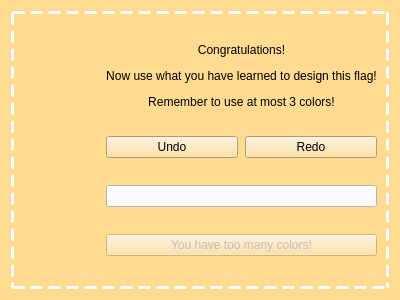
This is flagcoloringpuzzle.ui in zxjorge/EDApp as Qt 5 draws it before an edit. The edited form follows.
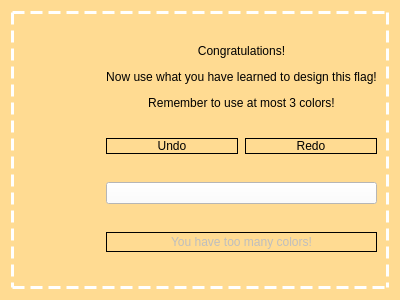
This is the edited form. Custom widgets are drawn as their Qt base class.

What changed in the file:
```diff
--- a/flagcoloringpuzzle.ui
+++ b/flagcoloringpuzzle.ui
@@ -46,6 +46,10 @@
             <verstretch>0</verstretch>
            </sizepolicy>
           </property>
+          <property name="styleSheet">
+           <string notr="true">font: 300 8pt &quot;Bookman Old Style&quot;;
+color: rgb(0, 0, 0);</string>
+          </property>
           <property name="text">
            <string>&lt;html&gt;&lt;head/&gt;&lt;body&gt;&lt;p&gt;Congratulations!&lt;/p&gt;&lt;p&gt;Now use what you have learned to design this flag!&lt;/p&gt;&lt;p&gt;Remember to use at most 3 colors!&lt;/p&gt;&lt;/body&gt;&lt;/html&gt;</string>
           </property>
@@ -58,6 +62,11 @@
          <layout class="QHBoxLayout" name="horizontalLayout_2">
           <item>
            <widget class="QPushButton" name="undo">
+            <property name="styleSheet">
+             <string notr="true">font: 300 10pt &quot;Bookman Old Style&quot;;
+background-color: transparent;
+border: 1px solid black;</string>
+            </property>
             <property name="text">
              <string>Undo</string>
             </property>
@@ -65,6 +74,11 @@
           </item>
           <item>
            <widget class="QPushButton" name="redo">
+            <property name="styleSheet">
+             <string notr="true">font: 300 10pt &quot;Bookman Old Style&quot;;
+background-color: transparent;
+border: 1px solid black;</string>
+            </property>
             <property name="text">
              <string>Redo</string>
             </property>
@@ -93,6 +107,17 @@
           <property name="enabled">
            <bool>false</bool>
           </property>
+          <property name="minimumSize">
+           <size>
+            <width>0</width>
+            <height>20</height>
+           </size>
+          </property>
+          <property name="styleSheet">
+           <string notr="true">font: 300 10pt &quot;Bookman Old Style&quot;;
+background-color: transparent;
+border: 1px solid black;</string>
+          </property>
           <property name="text">
            <string>You have too many colors!</string>
           </property>
```
